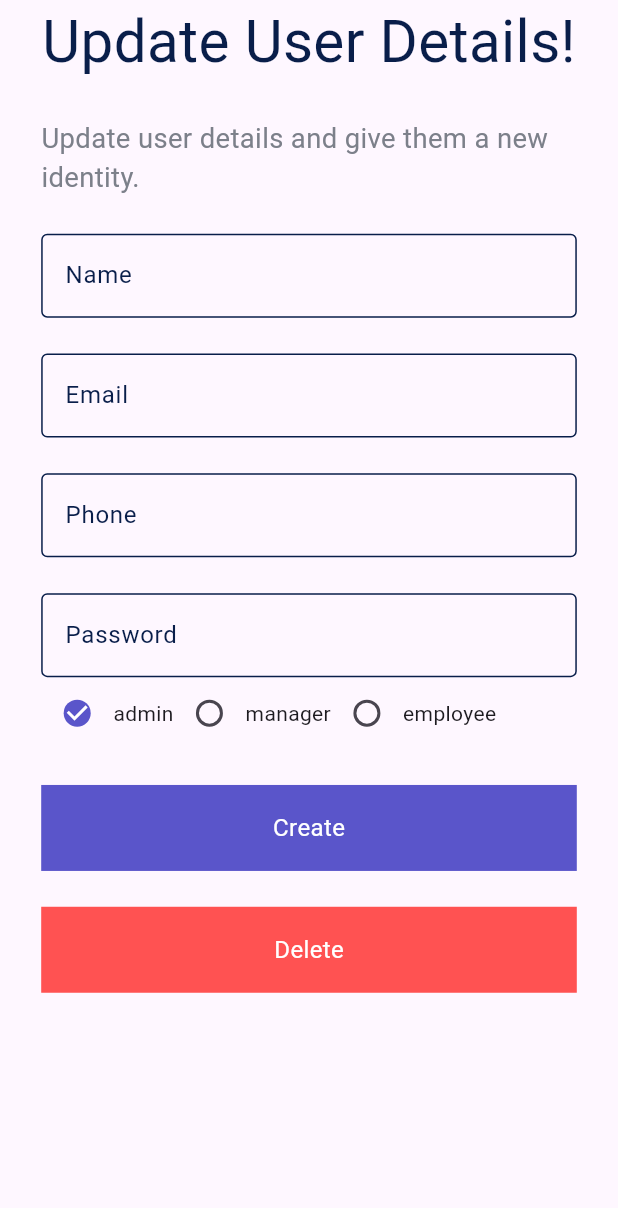
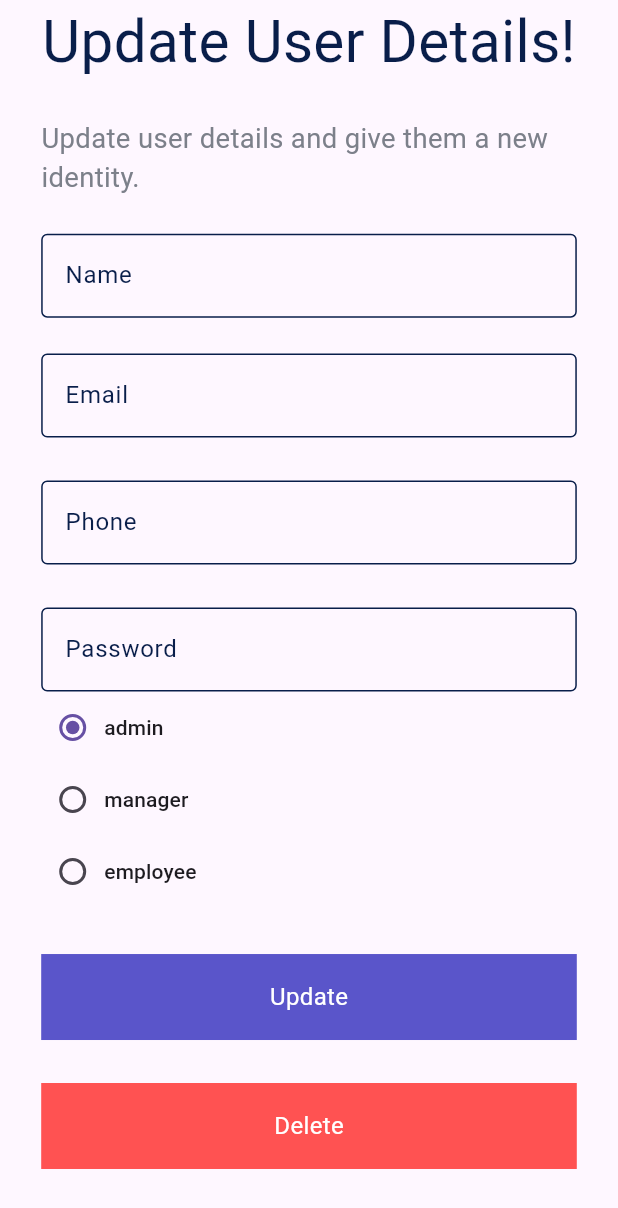
Before and after one commit to Hossam-Abdou/task_mangement, a Flutter app: the UpdateUserDetails screen opened directly, on a phone screen of 412 x 824 dp. Shown: the top 1208 px of the screen. Run offline on Flutter 3.47's test engine with Material 2 defaults, Android fonts, the phone set to English and light mode, and no system bars; our stand-ins replace bloc, calendar_timeline, conditional_builder_null_safety, dio, flutter_bloc, flutter_screenutil and 6 more; accounts and stored records are empty; network calls fail.

Commit message:
last comit

```diff
--- a/lib/screens/login/login_cubit/login_model_bloc.dart
+++ b/lib/screens/login/login_cubit/login_model_bloc.dart
@@ -3,7 +3,6 @@ import 'package:flutter_bloc/flutter_bloc.dart';
 import 'package:untitled1/screens/user/model/get_user_model.dart';
 import 'package:untitled1/service/secure_storage.dart';
 import '../../../service/dio_helper/dio_helper.dart';
-import '../../../service/sp_helper/sp_helper.dart';
 import '../../../service/sp_helper/sp_keys.dart';
 import '../../../utils/end_points/urls.dart';
 import '../model/authentication_model.dart';
--- a/lib/screens/login/view/login_screen.dart
+++ b/lib/screens/login/view/login_screen.dart
@@ -108,8 +108,7 @@ class LoginScreen extends StatelessWidget {
                             fallback:(context) => InkWell(
                               onTap: () {
 
-                                cubit.emailController.text='hssggs@admin.com';
-                                cubit.passwordController.text='password';
+
                                 cubit.Login();
                               },
                               child:CustomButton(text:'Login') ,
--- a/lib/screens/tasks/cubit/tasks_cubit.dart
+++ b/lib/screens/tasks/cubit/tasks_cubit.dart
@@ -62,6 +62,11 @@ class TasksCubit extends Cubit<TasksState> {
       }      emit(GetEmployeeError());
     });
   }
+  dynamic selectedCheckbox=0;
 
+  void updateRadioValue( value) {
+    selectedCheckbox = value;
+    emit(RadioValueChanged());
+  }
 
 }
--- a/lib/screens/tasks/cubit/tasks_state.dart
+++ b/lib/screens/tasks/cubit/tasks_state.dart
@@ -12,3 +12,5 @@ class AddTasksLoading extends TasksState {}
 class GetEmployeeLoading extends TasksState {}
 class GetEmployeeSucc extends TasksState {}
 class GetEmployeeError extends TasksState {}
+
+class RadioValueChanged extends TasksState {}
--- a/lib/screens/tasks/view/user_page.dart
+++ b/lib/screens/tasks/view/user_page.dart
@@ -200,7 +200,7 @@ class _UserPageState extends State<UserPage> with SingleTickerProviderStateMixin
                             ],),)
                     ),
                   ),
-                  Center(child: Text('No Tasks Yet ha'))
+                  Center(child: Text('No Tasks Yet'))
                 ])
         );
       },
--- a/lib/screens/tasks/view/user_tasks.dart
+++ b/lib/screens/tasks/view/user_tasks.dart
@@ -110,12 +110,13 @@ class UserTasks extends StatelessWidget {
                         Divider(),
                         Row(
                           children: [
-                            Container(
+                            Expanded(
+                              child: Container(
                                 padding: EdgeInsets.only(left: 5),
+                                height: 53.h,
                                 decoration: BoxDecoration(
                                   border: Border(left: BorderSide(color:CustomColors.primaryButton,width: 3, ))
                                 ),
-                              height: 53.h,
                                 child: Column(
                                   crossAxisAlignment: CrossAxisAlignment.start,
                                   mainAxisAlignment: MainAxisAlignment.spaceAround,
@@ -130,6 +131,7 @@ class UserTasks extends StatelessWidget {
                                     Text('Design a 20-minute HIIT workout routine.',style: TextStyle(color:CustomColors.greyText,fontSize: 12.sp,fontWeight: FontWeight.bold),),
 
                                   ],
+                                ),
                               ),
                             ),
                           ],
--- a/lib/screens/user/user_cubit/user_state.dart
+++ b/lib/screens/user/user_cubit/user_state.dart
@@ -25,8 +25,5 @@ class DeleteUserLoading extends UserState {}
 class DeleteUserSucc extends UserState {}
 class DeleteUserError  extends UserState {}
 
-
-
-
-
 class mn extends UserState {}
+class RadioValueChanged extends UserState {}
--- a/lib/screens/user/view/get_users_screen.dart
+++ b/lib/screens/user/view/get_users_screen.dart
@@ -35,7 +35,7 @@ class UsersScreen extends StatelessWidget {
             itemCount:cubit.getUserModel?.data?.length,
             shrinkWrap: true,
             itemBuilder: (context, index) =>
-                cubit.getUserModel!.data![index].userType=='employee'?
+
               InkWell(
                   onTap: ()
                   {
@@ -47,7 +47,7 @@ class UsersScreen extends StatelessWidget {
                       title: Text('${cubit.getUserModel!.data![index].name}'),
                     ),
                   ),
-                ) : Container()
+                )
           ),
           floatingActionButton: FloatingActionButton(
             backgroundColor:  CustomColors.darkBlue,
--- a/lib/screens/user/view/update_user_details.dart
+++ b/lib/screens/user/view/update_user_details.dart
@@ -57,51 +57,43 @@ class UpdateUserDetails extends StatelessWidget {
                       label: 'Email',
                       controller:cubit.emailController,
                     ),
-                    SizedBox(height: 20.h,),
+                    SizedBox(height: 24.h,),
 
                     CustomField(
                       label: 'Phone',
                       controller:cubit.phoneController,
                     ),
-                    SizedBox(height: 20.h,),
+                    SizedBox(height: 24.h,),
                     CustomField(
                       label: 'Password',
                       controller:cubit.passwordController,
                     ),
-                    Row(
-                      children: [
-                        Checkbox(
-                          value: cubit.selectedCheckbox == 0,
-                          activeColor: CustomColors.primaryButton,
-                          onChanged: (val) {
-                              cubit.updateSelectedCheckbox(0);
-                          },
-                          shape: OvalBorder(),
-                        ),
-                        Text('admin'),
 
-                        Checkbox(
-                          value: cubit.selectedCheckbox == 1,
-                          activeColor: CustomColors.primaryButton,
-                          onChanged: (val) {
-                            cubit.updateSelectedCheckbox(1) ;
-                          },
-                          shape: OvalBorder(),
-                        ),
-                        Text('manager'),
-                        Checkbox(
-                          value: cubit.selectedCheckbox == 2,
-                          activeColor:CustomColors.primaryButton,
-                          onChanged: (val) {
-                            cubit.updateSelectedCheckbox(2);
-                          },
-                          shape: OvalBorder(),
-                        ),
-                        Text('employee'),
 
-                      ],
-                    ),
-                    SizedBox(height: 20.h,),
+                        RadioMenuButton(
+                            value:0,
+                            groupValue: cubit.selectedCheckbox,
+                            onChanged: (value) =>
+                                cubit.updateRadioValue(value),
+                            child: Text('admin')),
+
+                           RadioMenuButton(
+                              value: 1,
+                              groupValue:  cubit.selectedCheckbox,
+                              onChanged: (value) => cubit.updateRadioValue(value!),
+                              child: Text('manager')),
+
+
+                          RadioMenuButton(
+                              value: 2,
+                              groupValue:  cubit.selectedCheckbox,
+                              onChanged: (value) => cubit.updateRadioValue(value!),
+                              child: Text('employee')),
+
+
+
+
+                    SizedBox(height: 26.h,),
                     ConditionalBuilder(
                       condition: state is UpdateUserLoading,
                       builder:(context) =>  Center(child: CircularProgressIndicator( color: CustomColors.primaryButton,)),
@@ -110,10 +102,10 @@ class UpdateUserDetails extends StatelessWidget {
                           {
                             cubit.updateUser(id);
                           },
-                          child: CustomButton(text: 'Create',))
+                          child: CustomButton(text: 'Update',))
 
                     ),
-                    SizedBox(height: 20.h,),
+                    SizedBox(height: 24.h,),
                     ConditionalBuilder(
                       condition: state is DeleteUserLoading,
                       builder:(context) =>  Center(child: CircularProgressIndicator( color:Colors.redAccent,)),
```
Also changed, not shown: lib/screens/tasks/view/edit_task.dart (+32 -39 lines), lib/screens/user/user_cubit/user_cubit.dart (+6 -4 lines). Lines whose indentation alone changed are shown as unchanged.
